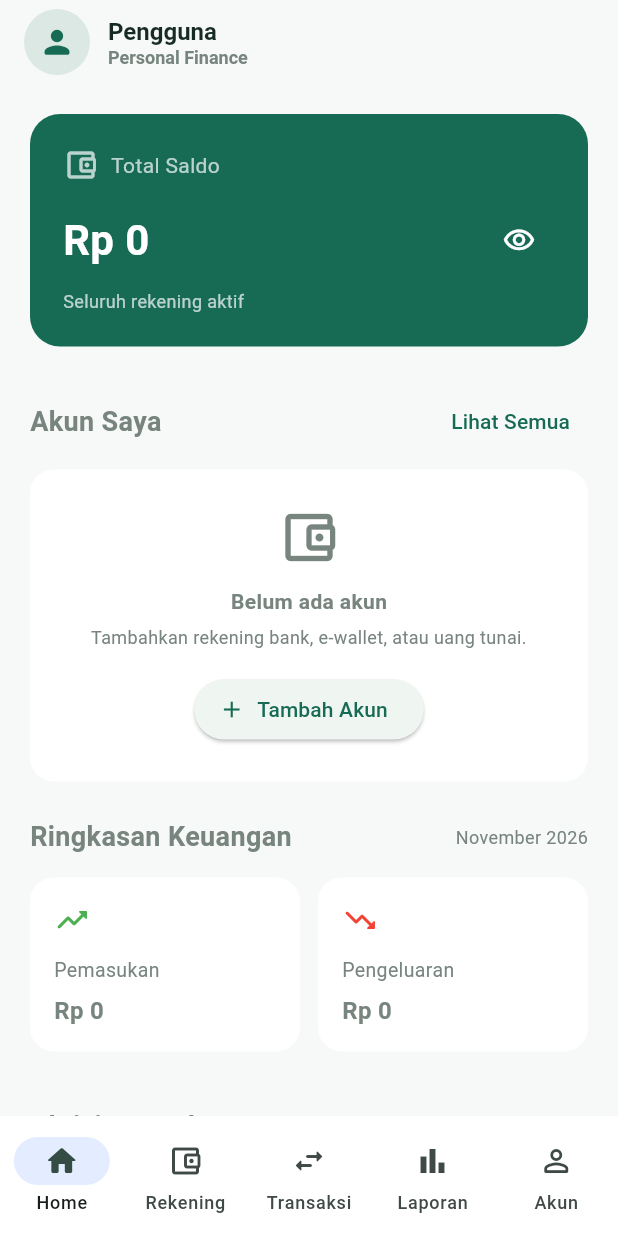
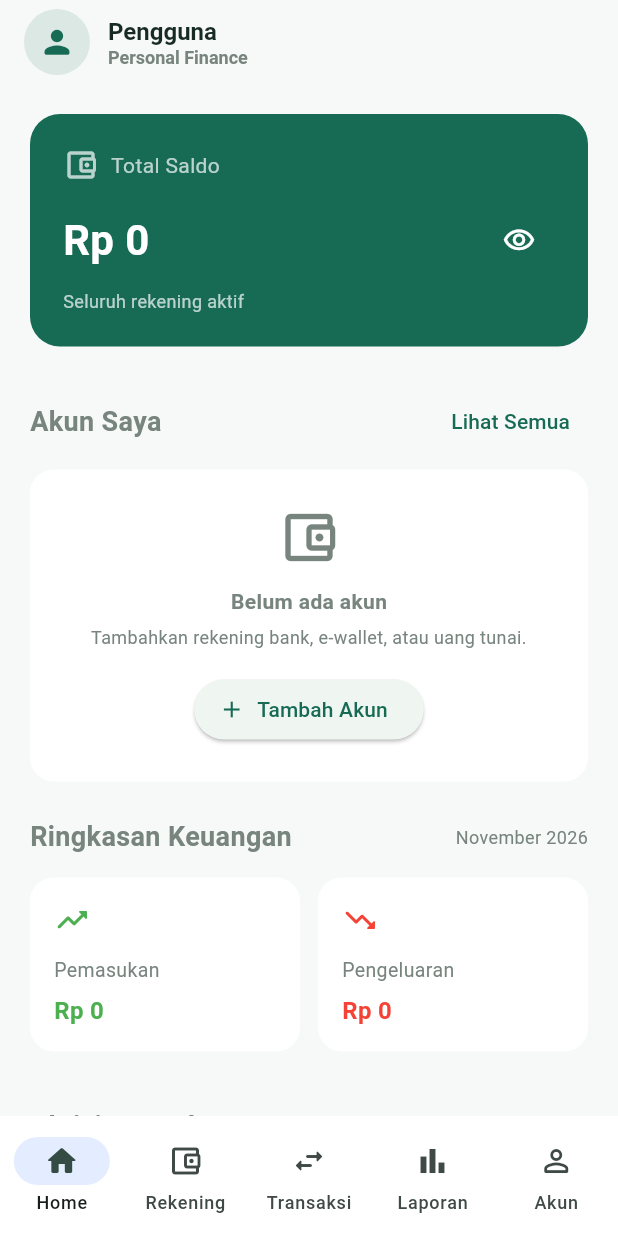
Before and after one commit to febrinurhidayat/fintrack, a Flutter app: the screen it shows once a user with an empty profile is signed in, on a phone screen of 412 x 824 dp. Run offline on Flutter 3.47's test engine with Material 3 defaults, Android fonts, the phone set to English and light mode, and no system bars; our stand-ins replace fl_chart, flutter_dotenv, flutter_riverpod, image_picker, pdf, printing and 2 more; accounts and stored records are empty.

Commit message:
fix: warna totalIncome/expense

```diff
--- a/lib/features/dashboard/dashboard_page.dart
+++ b/lib/features/dashboard/dashboard_page.dart
@@ -823,7 +823,11 @@ class _SummaryCard extends StatelessWidget {
               isVisible ? CurrencyFormatter.format(amount) : 'Rp ***',
               maxLines: 1,
               overflow: TextOverflow.ellipsis,
-              style: const TextStyle(fontSize: 16, fontWeight: FontWeight.bold),
+              style: TextStyle(
+                color: color,
+                fontSize: 16,
+                fontWeight: FontWeight.bold,
+              ),
             ),
         ],
       ),
```
Also changed, not shown: 1 other file.
